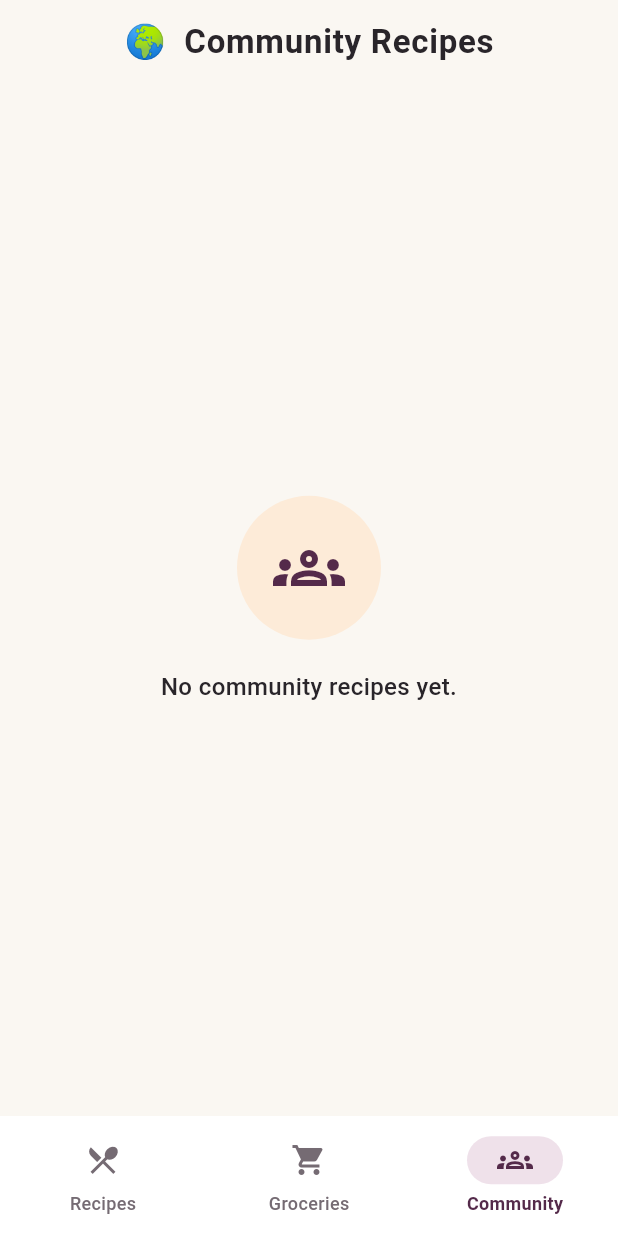
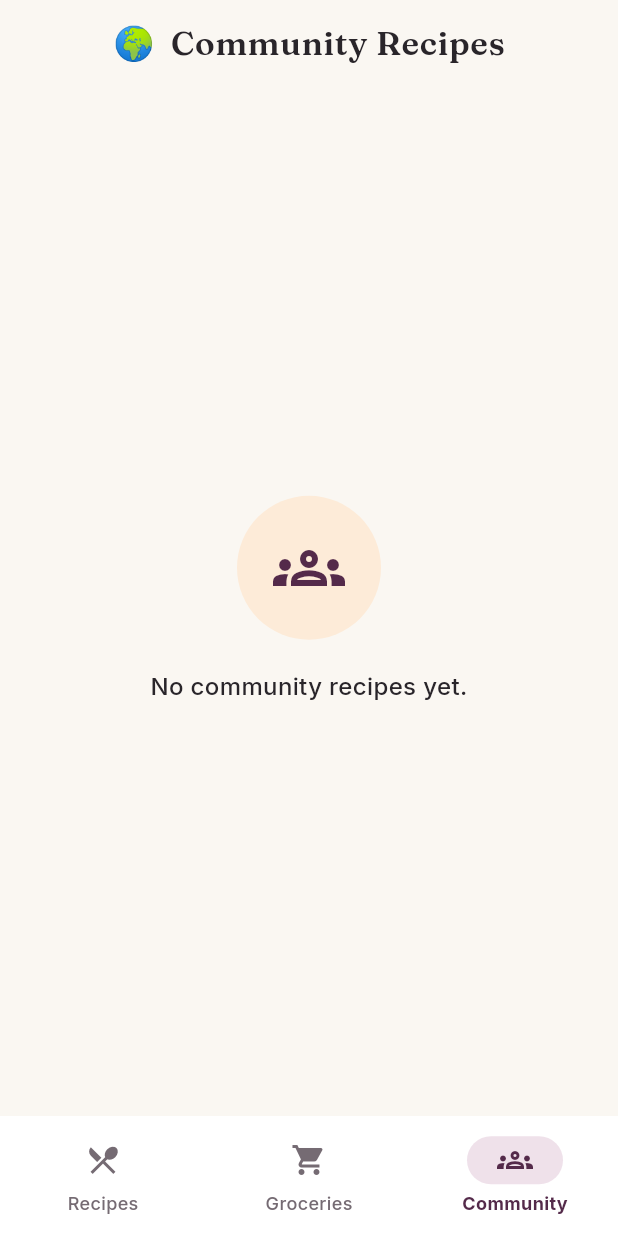
Before and after one commit to oussama-hammami/eating_app, a Flutter app: the screen it shows after launch, item 3 of the bottom bar chosen, on a phone screen of 412 x 824 dp. Run offline on Flutter 3.47's test engine with Material 3 defaults, Android fonts, the phone set to English and light mode, and no system bars; our stand-ins replace google_fonts, image_picker, qr_flutter, share_plus, shared_preferences, supabase_flutter; missing offline and left inert: mobile_scanner; accounts and stored records are empty; Roboto replaces fonts that are missing (Georgia); statements that could not run were skipped.

Commit message:
new font

```diff
--- a/lib/core/theme/app_theme.dart
+++ b/lib/core/theme/app_theme.dart
@@ -1,4 +1,5 @@
 import 'package:flutter/material.dart';
+import 'package:google_fonts/google_fonts.dart';
 
 import 'app_colors.dart';
 import 'app_palette.dart';
@@ -71,24 +72,39 @@ class AppTheme {
     required ColorScheme colorScheme,
     required AppSemanticColors semanticColors,
   }) {
+    // Fraunces (a warm, editorial serif) for headings/titles; Inter (a clean,
+    // highly-legible sans) for body text — replaces the plain 'Georgia'
+    // fontFamily, which silently fell back to the platform default on
+    // Android since Georgia isn't bundled there.
+    final baseTextTheme = GoogleFonts.interTextTheme(
+      ThemeData(brightness: brightness).textTheme,
+    ).apply(bodyColor: colorScheme.onSurface, displayColor: colorScheme.onSurface);
+
+    TextStyle heading({required double fontSize, required FontWeight fontWeight}) =>
+        GoogleFonts.fraunces(
+          fontSize: fontSize,
+          fontWeight: fontWeight,
+          color: colorScheme.onSurface,
+        );
+
     return ThemeData(
       useMaterial3: true,
       brightness: brightness,
       colorScheme: colorScheme,
       scaffoldBackgroundColor: background,
-      fontFamily: 'Georgia',
       extensions: [semanticColors],
+      textTheme: baseTextTheme.copyWith(
+        titleLarge: heading(fontSize: 22, fontWeight: FontWeight.w600),
+        titleMedium: heading(fontSize: 18, fontWeight: FontWeight.w700),
+        headlineSmall: heading(fontSize: 24, fontWeight: FontWeight.w600),
+      ),
       appBarTheme: AppBarTheme(
         backgroundColor: background,
         foregroundColor: colorScheme.onSurface,
         centerTitle: true,
         elevation: 0,
-        titleTextStyle: TextStyle(
-          fontSize: 22,
-          fontWeight: FontWeight.w600,
-          color: colorScheme.onSurface,
-          letterSpacing: 0.5,
-        ),
+        titleTextStyle: heading(fontSize: 22, fontWeight: FontWeight.w600)
+            .copyWith(letterSpacing: 0.5),
       ),
       cardTheme: CardThemeData(
         color: colorScheme.surface,
@@ -166,11 +182,7 @@ class AppTheme {
         shape: RoundedRectangleBorder(
           borderRadius: BorderRadius.circular(24),
         ),
-        titleTextStyle: TextStyle(
-          color: colorScheme.onSurface,
-          fontSize: 20,
-          fontWeight: FontWeight.w700,
-        ),
+        titleTextStyle: heading(fontSize: 20, fontWeight: FontWeight.w700),
         contentTextStyle:
             TextStyle(color: colorScheme.onSurface, fontSize: 15),
       ),
@@ -193,14 +205,6 @@ class AppTheme {
           );
         }),
       ),
-      textTheme: TextTheme(
-        bodyLarge: TextStyle(color: colorScheme.onSurface),
-        bodyMedium: TextStyle(color: colorScheme.onSurface),
-        titleMedium: TextStyle(
-          color: colorScheme.onSurface,
-          fontWeight: FontWeight.w700,
-        ),
-      ),
     );
   }
 }
--- a/pubspec.yaml
+++ b/pubspec.yaml
@@ -44,6 +44,7 @@ dependencies:
   share_plus: ^10.1.4
   supabase_flutter: ^2.8.0
   shared_preferences: ^2.5.5
+  google_fonts: ^8.2.1
 
 dev_dependencies:
   flutter_test:
```
Also changed, not shown: .claude/settings.json, pubspec.lock.
